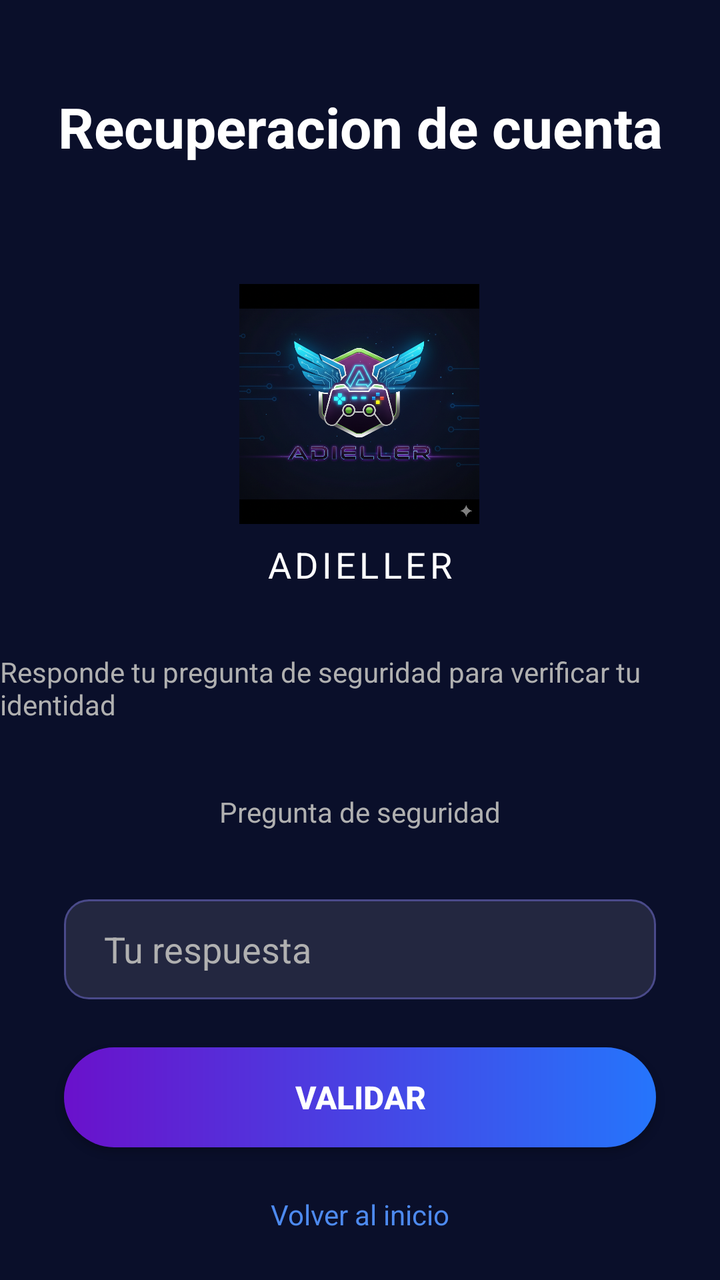
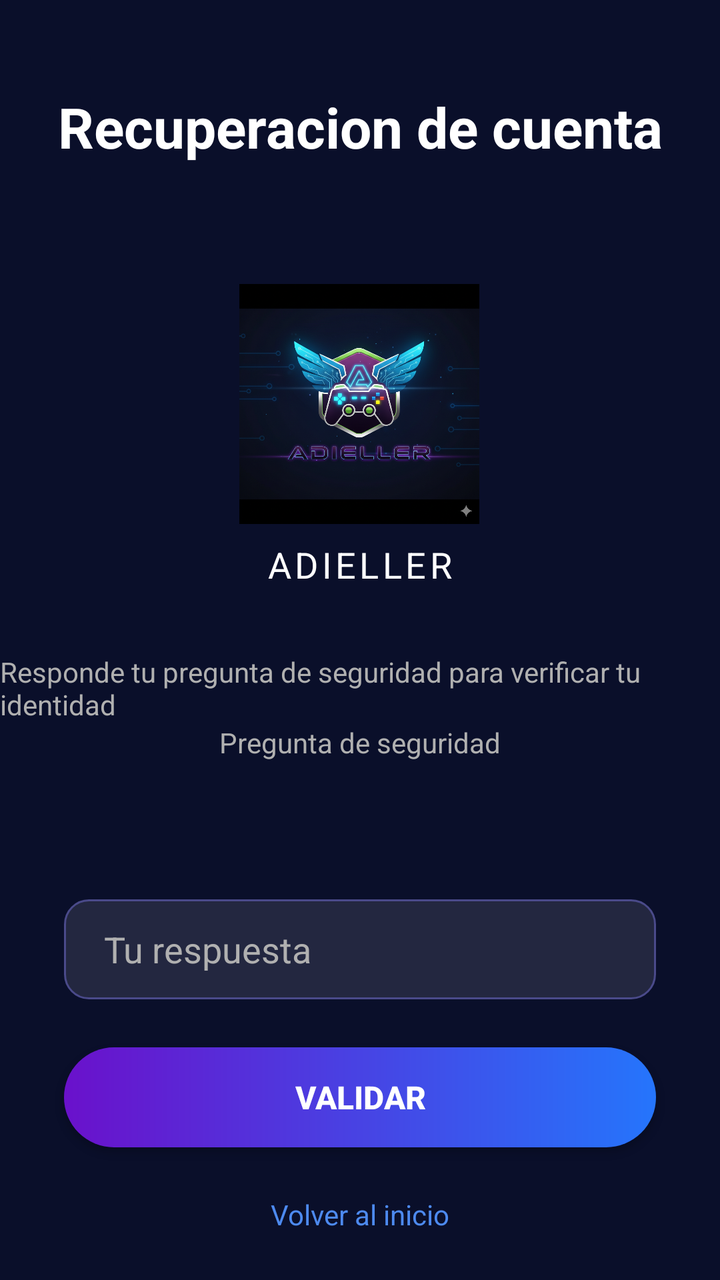

An Android layout rendered at two revisions. The XML below is the earlier revision; the diff shows what the commit changed to produce the second picture.
<!-- AndroidManifest.xml: application theme Theme.Practica1 -->
<!-- res/layout/reset_password.xml -->
<androidx.constraintlayout.widget.ConstraintLayout xmlns:android="http://schemas.android.com/apk/res/android"
    xmlns:app="http://schemas.android.com/apk/res-auto"
    xmlns:tools="http://schemas.android.com/tools"
    android:id="@+id/reset"
    android:layout_width="match_parent"
    android:layout_height="match_parent"
    android:background="@color/colorPrimaryDark"
    tools:context=".view.ResetPassword">

    <TextView
        android:id="@+id/textViewTitle"
        android:layout_width="wrap_content"
        android:layout_height="wrap_content"
        android:layout_marginBottom="60dp"
        android:text="Recuperacion de cuenta"
        android:textColor="@android:color/white"
        android:textSize="28sp"
        android:textStyle="bold"
        app:layout_constraintBottom_toTopOf="@+id/imageViewLogo"
        app:layout_constraintEnd_toEndOf="parent"
        app:layout_constraintStart_toStartOf="parent" />

    <ImageView
        android:id="@+id/imageViewLogo"
        android:layout_width="120dp"
        android:layout_height="120dp"
        android:src="@drawable/logo_adiel"
        app:layout_constraintBottom_toBottomOf="parent"
        app:layout_constraintEnd_toEndOf="parent"
        app:layout_constraintHorizontal_bias="0.498"
        app:layout_constraintStart_toStartOf="parent"
        app:layout_constraintTop_toTopOf="parent"
        app:layout_constraintVertical_bias="0.273" />

    <TextView
        android:id="@+id/textViewBrand"
        android:layout_width="wrap_content"
        android:layout_height="wrap_content"
        android:layout_marginTop="8dp"
        android:letterSpacing="0.1"
        android:text="ADIELLER"
        android:textColor="@android:color/white"
        android:textSize="18sp"
        app:layout_constraintEnd_toEndOf="parent"
        app:layout_constraintStart_toStartOf="parent"
        app:layout_constraintTop_toBottomOf="@id/imageViewLogo" />

    <TextView
        android:id="@+id/textViewInstructionsreset"
        android:layout_width="wrap_content"
        android:layout_height="wrap_content"
        android:layout_marginTop="32dp"
        android:text="Responde tu pregunta de seguridad para verificar tu identidad"
        android:textColor="@color/textColorSecondary"
        android:textSize="14sp"
        app:layout_constraintEnd_toEndOf="parent"
        app:layout_constraintStart_toStartOf="parent"
        app:layout_constraintTop_toBottomOf="@id/textViewBrand" />

    <TextView
        android:id="@+id/question"
        android:layout_width="wrap_content"
        android:layout_height="wrap_content"
        android:text="Pregunta de seguridad"
        android:textColor="@color/textColorSecondary"
        android:textSize="14sp"
        app:layout_constraintBottom_toTopOf="@+id/newpsw"
        app:layout_constraintEnd_toEndOf="parent"
        app:layout_constraintStart_toStartOf="parent"
        app:layout_constraintTop_toBottomOf="@+id/textViewInstructionsreset" />

    <EditText
        android:id="@+id/newpsw"
        android:layout_width="0dp"
        android:layout_height="50dp"
        android:layout_marginStart="32dp"
        android:layout_marginTop="88dp"
        android:layout_marginEnd="32dp"
        android:background="@drawable/edit_text_background"
        android:hint="Tu respuesta"
        android:paddingStart="20dp"
        android:paddingEnd="20dp"
        android:textColor="@android:color/white"
        android:textColorHint="@color/textColorSecondary"
        app:layout_constraintEnd_toEndOf="parent"
        app:layout_constraintHorizontal_bias="0.0"
        app:layout_constraintStart_toStartOf="parent"
        app:layout_constraintTop_toBottomOf="@id/textViewInstructionsreset" />

    <androidx.appcompat.widget.AppCompatButton
        android:id="@+id/buttonValidateEmail"
        android:layout_width="0dp"
        android:layout_height="50dp"
        android:layout_marginStart="32dp"
        android:layout_marginTop="24dp"
        android:layout_marginEnd="32dp"
        android:background="@drawable/button_gradient_background"
        android:text="VALIDAR"
        android:textColor="@android:color/white"
        android:textSize="16sp"
        android:textStyle="bold"
        app:layout_constraintEnd_toEndOf="parent"
        app:layout_constraintStart_toStartOf="parent"
        app:layout_constraintTop_toBottomOf="@id/newpsw" />

    <TextView
        android:id="@+id/textViewBackToLogin"
        android:layout_width="wrap_content"
        android:layout_height="wrap_content"
        android:layout_marginTop="24dp"
        android:text="Volver al inicio"
        android:textColor="@color/colorAccent"
        android:textSize="14sp"
        app:layout_constraintEnd_toEndOf="parent"
        app:layout_constraintStart_toStartOf="parent"
        app:layout_constraintTop_toBottomOf="@id/buttonValidateEmail" />

</androidx.constraintlayout.widget.ConstraintLayout>
<!-- resources referenced by this layout -->
<resources>
  <color name="colorAccent">#4D8AF0</color>
  <color name="colorPrimaryDark">#0A0F2A</color>
  <color name="textColorSecondary">#B0B0B0</color>
  <!-- drawable button_gradient_background (drawable) -->
  <shape xmlns:android="http://schemas.android.com/apk/res/android"
      android:shape="rectangle">
  
      <gradient
          android:angle="0"
          android:startColor="@color/buttonGradientStart"
          android:endColor="@color/buttonGradientEnd"
          android:type="linear" />
  
      <corners android:radius="30dp" />
  
  </shape>
  <!-- drawable edit_text_background (drawable) -->
  <shape xmlns:android="http://schemas.android.com/apk/res/android"
      android:shape="rectangle">
  
      <solid android:color="#1AFFFFFF" />
  
      <corners android:radius="12dp" />
  
      <stroke
          android:width="1dp"
          android:color="@color/editTextStrokeColor" />
  
  </shape>
  <!-- drawable logo_adiel: png bitmap (drawable, 868183 bytes) -->
  <style name="Theme.Practica1" parent="Base.Theme.Practica1" />
  <color name="buttonGradientStart">#6A11CB</color>
  <color name="buttonGradientEnd">#2575FC</color>
  <color name="editTextStrokeColor">#4A4A8A</color>
  <style name="Base.Theme.Practica1" parent="Theme.Material3.DayNight.NoActionBar">
          
          
      </style>
</resources>

<!-- the commit's change to res/layout/reset_password.xml (unified diff, before → after) -->
@@ -70,7 +70,7 @@
         app:layout_constraintTop_toBottomOf="@+id/textViewInstructionsreset" />
 
     <EditText
-        android:id="@+id/newpsw"
+        android:id="@+id/txtRespuesta"
         android:layout_width="0dp"
         android:layout_height="50dp"
         android:layout_marginStart="32dp"
@@ -88,7 +88,7 @@
         app:layout_constraintTop_toBottomOf="@id/textViewInstructionsreset" />
 
     <androidx.appcompat.widget.AppCompatButton
-        android:id="@+id/buttonValidateEmail"
+        android:id="@+id/buttonValidarRespuesta"
         android:layout_width="0dp"
         android:layout_height="50dp"
         android:layout_marginStart="32dp"
@@ -101,7 +101,7 @@
         android:textStyle="bold"
         app:layout_constraintEnd_toEndOf="parent"
         app:layout_constraintStart_toStartOf="parent"
-        app:layout_constraintTop_toBottomOf="@id/newpsw" />
+        app:layout_constraintTop_toBottomOf="@id/txtRespuesta" />
 
     <TextView
         android:id="@+id/textViewBackToLogin"
@@ -113,6 +113,6 @@
         android:textSize="14sp"
         app:layout_constraintEnd_toEndOf="parent"
         app:layout_constraintStart_toStartOf="parent"
-        app:layout_constraintTop_toBottomOf="@id/buttonValidateEmail" />
+        app:layout_constraintTop_toBottomOf="@id/buttonValidarRespuesta" />
 
 </androidx.constraintlayout.widget.ConstraintLayout>
